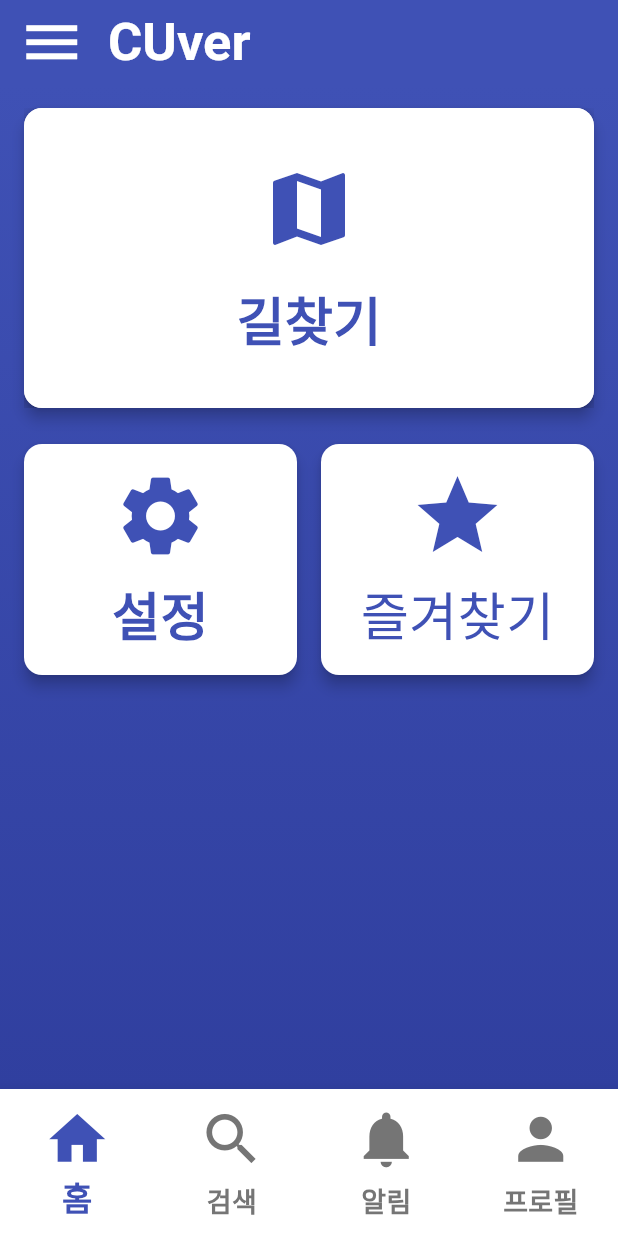
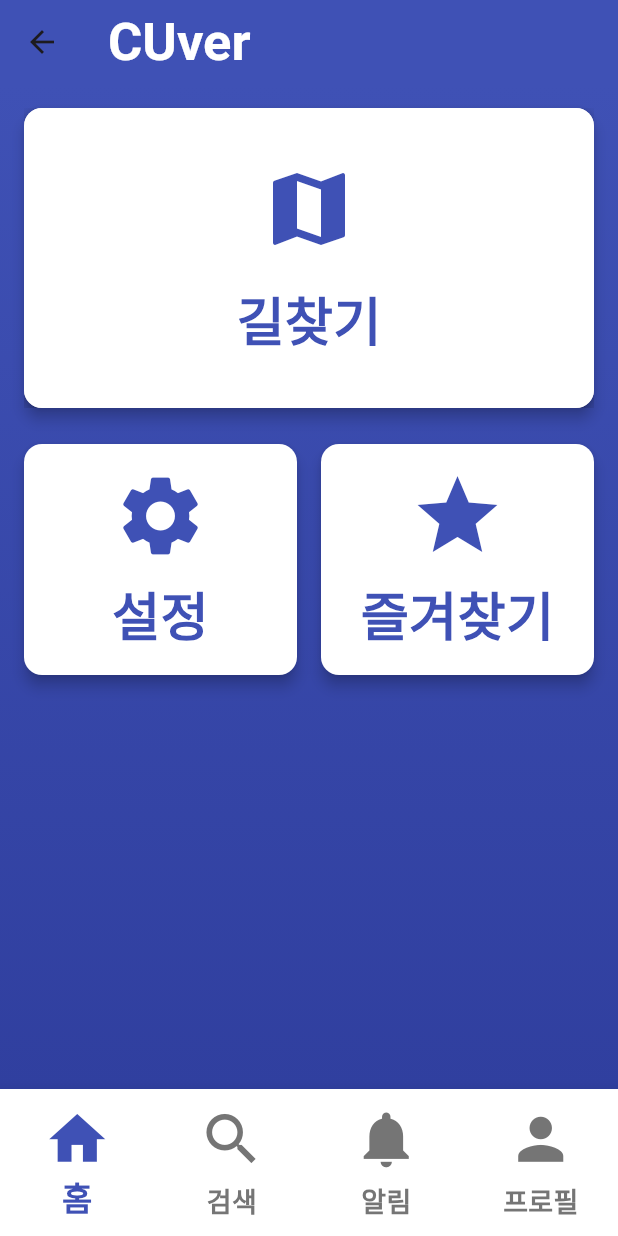
Before and after one commit to echidna08/mtdproject, a Flutter app: the MainScreen screen opened by its route, on a phone screen of 412 x 824 dp. Run offline on Flutter 3.47's test engine with Material 3 defaults, Android fonts, the phone set to English and light mode, and no system bars; our stand-ins replace uni_links; missing offline and left inert: flutter_web_auth, kakao_flutter_sdk_common; Roboto replaces fonts that are missing (Pretendard).

Commit message:
Add files via upload
UI 최신화 (메뉴 버튼 삭제)

```diff
--- a/lib/main_screen.dart
+++ b/lib/main_screen.dart
@@ -1,5 +1,4 @@
 import 'package:flutter/material.dart';
-
 
 class MainScreen extends StatelessWidget {
   @override
@@ -14,26 +13,7 @@ class MainScreen extends StatelessWidget {
                 color: Colors.white)),
         backgroundColor: Color(0xFF3F51B5), // Indigo
         elevation: 0,
-        leading: Padding(
-          padding: const EdgeInsets.only(left: 12.0),
-          child: Align(
-            alignment: Alignment.centerRight,
-            child: InkResponse(
-              onTap: () {},
-              radius: 23,
-              splashColor: Colors.grey.withOpacity(0.5),
-              highlightColor: Colors.transparent,
-              child: Container(
-                padding: EdgeInsets.all(0),
-                child: Icon(
-                  Icons.menu,
-                  color: Colors.white,
-                  size: 45,
-                ),
-              ),
-            ),
-          ),
-        ),
+        // Removed the leading property which contained the menu button
       ),
       body: Container(
         decoration: BoxDecoration(
@@ -142,7 +122,7 @@ class MainScreen extends StatelessWidget {
                               style: TextStyle(
                                   fontSize: 35,
                                   fontFamily: "Pretendard",
-                                  fontWeight: FontWeight.normal)),
+                                  fontWeight: FontWeight.bold)),
                         ],
                       ),
                     ),
```
